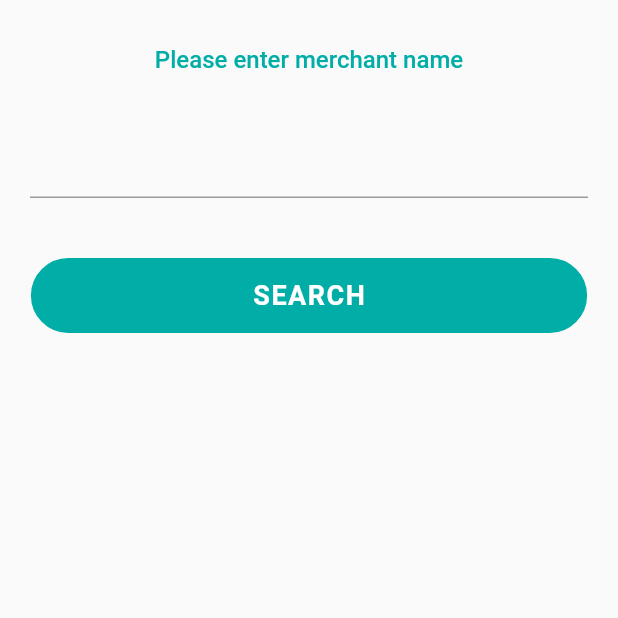
After one commit to krishbala905/poketrewards, a Flutter app: the SearchSegment screen opened directly, after a tap on "SEARCH", on a phone screen of 412 x 824 dp, the top half of it. The commit adds this screen. Run offline on Flutter 3.47's test engine with Material 2 defaults, Android fonts, the phone set to English and light mode, and no system bars; our stand-ins replace cached_network_image, country_code_picker, device_info_plus, firebase_core, firebase_messaging, flutter_html and 9 more; missing offline and left inert: dart:ffi, flutter_email_sender, image_picker_platform_interface, launch_review, xml2json; accounts and stored records are empty.

Commit message:
Add tab Added

```diff
--- a/lib/Others/Urls.dart
+++ b/lib/Others/Urls.dart
@@ -13,3 +13,4 @@ const PROFILE_URL = "$BaseUrl${SERVER_SUB_HEADER}NewUiConsumerProfileCmd";
 const WALLET_CARD_DETAILS_URL="$BaseUrl${SERVER_SUB_HEADER}NewUiPoketWalletCardDetailsCmd";
 const WALLET_CARD_BANNER_URL="$BaseUrl${SERVER_SUB_HEADER}NewUiPoketListBrowseBannersCmd";
 const WALLET_CARD_BANNER_DETAILS_URL="$BaseUrl${SERVER_SUB_HEADER}NewUiPoketItemListViewCmd";
+const SEARCH_URL = BaseUrl+ SERVER_SUB_HEADER + 'NewUiSearchProgramsAndroidCmd';
--- /dev/null
+++ b/lib/UI/Add/SearchSegment.dart
@@ -0,0 +1,125 @@
+
+import 'dart:convert';
+
+import 'package:flutter/material.dart';
+import 'package:poketrewards/Others/CommonUtils.dart';
+
+import 'package:poketrewards/UI/Add/Search/SearchResultVc.dart';
+import 'package:poketrewards/UI/Wallet/Model/ECardModel.dart';
+import 'package:poketrewards/res/Colors.dart';
+import 'package:http/http.dart' as http;
+import 'package:poketrewards/Others/Urls.dart';
+
+ class SearchSegment extends StatefulWidget {
+   const SearchSegment({Key? key}) : super(key: key);
+
+   @override
+   State<SearchSegment> createState() => _SearchSegmentState();
+ }
+
+ class _SearchSegmentState extends State<SearchSegment> {
+   TextEditingController SearchTxt = TextEditingController();
+   @override
+   Widget build(BuildContext context) {
+     double ScreenWidth = MediaQuery.of(context).size.width;
+     return Scaffold(
+       body: Column(
+         children: [
+           SizedBox(
+             height: 30,
+           ),
+           Center(
+             child: Text('Please enter merchant name',style: TextStyle(
+               fontWeight: FontWeight.w500,
+               fontSize: 16,
+               color:corporateColor,
+             ),),
+           ),
+           SizedBox(
+             height: 35,
+           ),
+           Container(
+
+               padding: EdgeInsets.only(left: 20.0,right: 20),
+               child: TextField(
+                 controller: SearchTxt,
+                 style: TextStyle(
+                   letterSpacing: 1,
+                   color: Colors.black,
+                 ),
+                 decoration: InputDecoration(
+
+
+                 ),
+               )
+           ),
+           SizedBox(
+             height: 40,
+           ),
+           GestureDetector(
+             onTap: (){
+               print("Tappe");
+               SearchApinew(SearchTxt.text.toString());
+
+
+             },
+             child: Container(
+               width:  ScreenWidth * 0.9,
+               height: 50,
+
+               decoration: BoxDecoration(
+                   color: corporateColor,
+                   border: Border.all(color:corporateColor),
+                   borderRadius: BorderRadius.all(Radius.circular(25))
+               ),
+               child: Center(
+                 child: Text('SEARCH',
+                   style: TextStyle(
+                     fontWeight: FontWeight.bold,
+                     letterSpacing: 1,
+                     color: background,
+                     fontSize: 18,
+                   ),
+                 ),
+               ),
+
+
+
+
+             ),
+           ),
+
+         ],
+       ),
+     );
+   }
+   Future<void>SearchApinew(var Txt ) async{
+
+     final http.Response response = await http.post(
+         Uri.parse(SEARCH_URL),
+         body: {
+           'consumer_id' : CommonUtils.consumerID,
+           'keyword' : Txt
+         }
+     ).timeout(Duration(seconds: 30));
+
+
+     if(response.statusCode==200 && jsonDecode(response.body)["Status"]=="True") {
+       print("Search:"+response.body.toString());
+       List<dynamic> body = jsonDecode(response.body)["data"]["Cards"];
+       List<ECardModel> posts1 = body.map((dynamic item) => ECardModel.fromJson(item),).toList();
+
+
+
+ Navigator.push(context, MaterialPageRoute(builder: (context) => SearchResultVc(Cards: posts1, SearchTxt: SearchTxt.text.toString())));
+
+
+     }
+     else {
+
+     }
+
+   }
+
+
+ }
```
Also changed, not shown: lib/UI/Add/AddFragment.dart (+42 -5 lines), lib/UI/Add/MyQrSegment.dart (added, +115 -0 lines), lib/UI/Add/Search/CardsVC.dart (added, +158 -0 lines), lib/UI/Add/Search/SearchResultVc.dart (added, +92 -0 lines), lib/UI/Add/Search/VoucherVc.dart (added, +14 -0 lines), lib/UI/More/MoreFragment.dart (+4 -4 lines), 3 other files.
